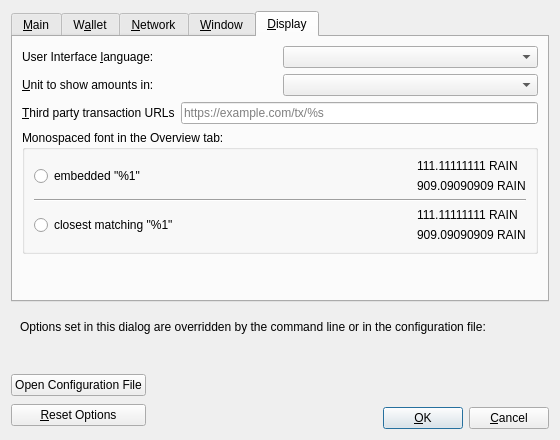
First picture: the form in src/qt/forms/optionsdialog.ui, repository BlockMechanic/rain, before the edit.
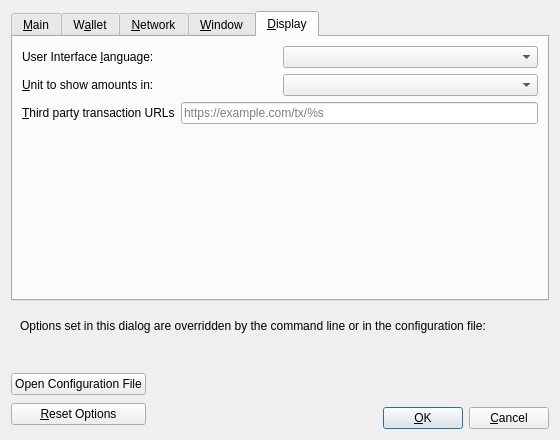
Second picture: the form after the edit. The open tabs and pages were chosen to show the change. Custom widgets are drawn as their Qt base class.

```diff
--- a/src/qt/forms/optionsdialog.ui
+++ b/src/qt/forms/optionsdialog.ui
@@ -705,106 +705,6 @@
          </item>
         </layout>
        </item>
-       <item>
-        <widget class="QGroupBox" name="font_groupBox">
-         <property name="title">
-          <string>Monospaced font in the Overview tab:</string>
-         </property>
-         <layout class="QVBoxLayout" name="font_verticalLayout">
-          <item>
-           <layout class="QHBoxLayout" name="embeddedFont_horizontalLayout">
-            <item>
-             <widget class="QRadioButton" name="embeddedFont_radioButton">
-              <property name="text">
-               <string>embedded &quot;%1&quot;</string>
-              </property>
-             </widget>
-            </item>
-            <item>
-             <spacer name="embeddedFont_horizontalSpacer">
-              <property name="orientation">
-               <enum>Qt::Horizontal</enum>
-              </property>
-              <property name="sizeHint" stdset="0">
-               <size>
-                <width>40</width>
-                <height>20</height>
-               </size>
-              </property>
-             </spacer>
-            </item>
-            <item>
-             <layout class="QVBoxLayout" name="embeddedFont_verticalLayout">
-              <item>
-               <widget class="QLabel" name="embeddedFont_label_1">
-                <property name="text">
-                 <string>111.11111111 RAIN</string>
-                </property>
-               </widget>
-              </item>
-              <item>
-               <widget class="QLabel" name="embeddedFont_label_9">
-                <property name="text">
-                 <string>909.09090909 RAIN</string>
-                </property>
-               </widget>
-              </item>
-             </layout>
-            </item>
-           </layout>
-          </item>
-          <item>
-           <widget class="Line" name="font_line">
-            <property name="orientation">
-             <enum>Qt::Horizontal</enum>
-            </property>
-           </widget>
-          </item>
-          <item>
-           <layout class="QHBoxLayout" name="systemFont_horizontalLayout">
-            <item>
-             <widget class="QRadioButton" name="systemFont_radioButton">
-              <property name="text">
-               <string>closest matching &quot;%1&quot;</string>
-              </property>
-             </widget>
-            </item>
-            <item>
-             <spacer name="systemFont_horizontalSpacer">
-              <property name="orientation">
-               <enum>Qt::Horizontal</enum>
-              </property>
-              <property name="sizeHint" stdset="0">
-               <size>
-                <width>40</width>
-                <height>20</height>
-               </size>
-              </property>
-             </spacer>
-            </item>
-            <item>
-             <layout class="QVBoxLayout" name="systemFont_verticalLayout">
-              <item>
-               <widget class="QLabel" name="systemFont_label_1">
-                <property name="text">
-                 <string>111.11111111 RAIN</string>
-                </property>
-               </widget>
-              </item>
-              <item>
-               <widget class="QLabel" name="systemFont_label_9">
-                <property name="text">
-                 <string>909.09090909 RAIN</string>
-                </property>
-               </widget>
-              </item>
-             </layout>
-            </item>
-           </layout>
-          </item>
-         </layout>
-        </widget>
-       </item>
        <item>
         <spacer name="verticalSpacer_Display">
          <property name="orientation">
```
